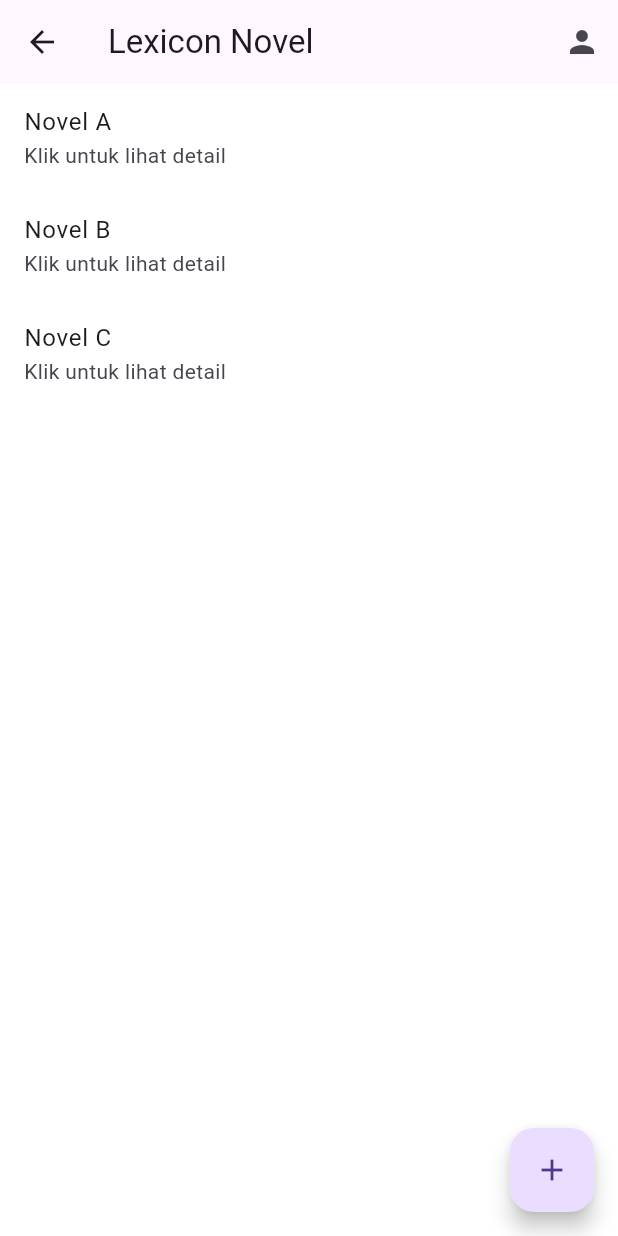
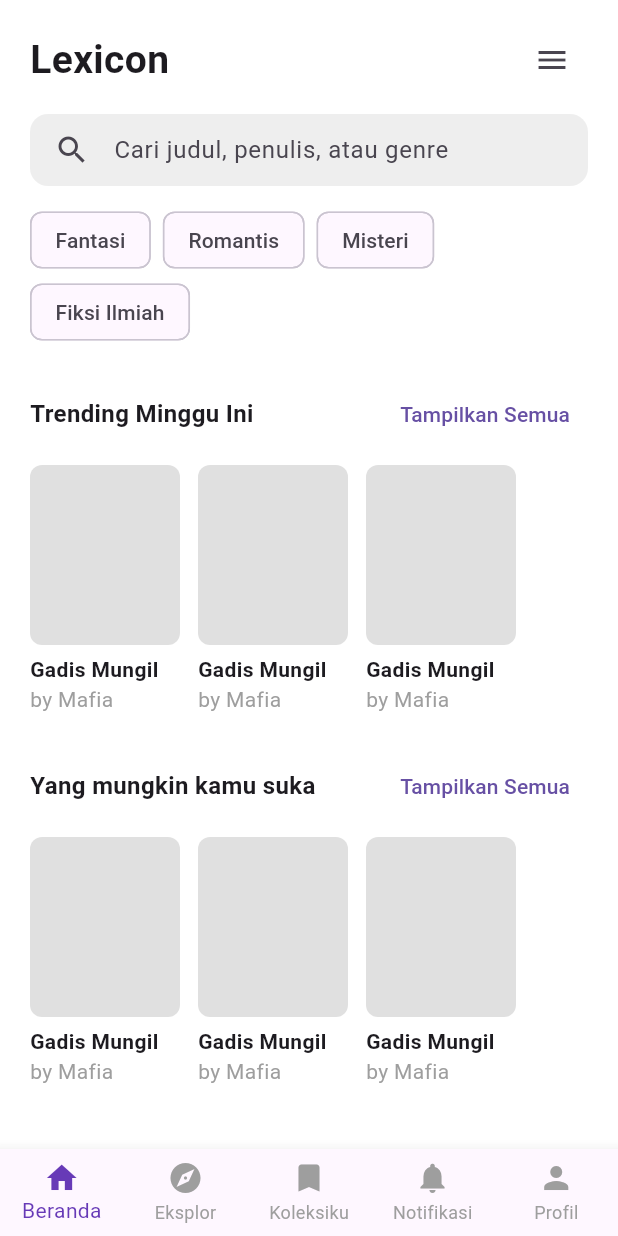
Before and after one commit to Aprilrianto/lexicon, a Flutter app: the HomeScreen screen opened by its route, on a phone screen of 412 x 824 dp. Run offline on Flutter 3.47's test engine with Material 3 defaults, Android fonts, the phone set to English and light mode, and no system bars; our stand-ins replace image_picker, supabase_flutter; accounts and stored records are empty.

Commit message:
memperbaiki home screen

```diff
--- a/lib/screens/home_screen.dart
+++ b/lib/screens/home_screen.dart
@@ -1,5 +1,4 @@
 import 'package:flutter/material.dart';
-// import '../services/storage_service.dart'; // sementara dikomen
 
 class HomeScreen extends StatefulWidget {
   const HomeScreen({super.key});
@@ -9,42 +8,146 @@ class HomeScreen extends StatefulWidget {
 }
 
 class _HomeScreenState extends State<HomeScreen> {
-  List<String> dummyNovels = ['Novel A', 'Novel B', 'Novel C'];
-  bool _loading = false;
+  int _currentIndex = 0;
+
+  void _onTabTapped(int index) {
+    if (index == 4) {
+      // Navigasi ke halaman profil
+      Navigator.pushNamed(context, '/profile');
+    } else {
+      setState(() {
+        _currentIndex = index;
+      });
+    }
+  }
 
   @override
   Widget build(BuildContext context) {
     return Scaffold(
-      appBar: AppBar(
-        title: Text("Lexicon Novel"),
-        actions: [
-          IconButton(
-            icon: Icon(Icons.person),
-            onPressed: () => Navigator.pushNamed(context, '/profile'),
+      backgroundColor: Colors.white,
+      body: SafeArea(
+        child: ListView(
+          padding: const EdgeInsets.symmetric(horizontal: 20, vertical: 16),
+          children: [
+            // Header
+            Row(
+              mainAxisAlignment: MainAxisAlignment.spaceBetween,
+              children: [
+                const Text(
+                  'Lexicon',
+                  style: TextStyle(
+                    fontSize: 26,
+                    fontWeight: FontWeight.bold,
+                  ),
+                ),
+                IconButton(
+                  icon: const Icon(Icons.menu),
+                  onPressed: () {},
+                ),
+              ],
+            ),
+
+            // Search bar
+            Container(
+              margin: const EdgeInsets.symmetric(vertical: 12),
+              padding: const EdgeInsets.symmetric(horizontal: 16),
+              decoration: BoxDecoration(
+                color: Colors.grey.shade200,
+                borderRadius: BorderRadius.circular(12),
+              ),
+              child: const TextField(
+                decoration: InputDecoration(
+                  hintText: 'Cari judul, penulis, atau genre',
+                  border: InputBorder.none,
+                  icon: Icon(Icons.search),
+                ),
+              ),
+            ),
+
+            // Genre chips
+            Wrap(
+              spacing: 8,
+              children: const [
+                Chip(label: Text('Fantasi')),
+                Chip(label: Text('Romantis')),
+                Chip(label: Text('Misteri')),
+                Chip(label: Text('Fiksi Ilmiah')),
+              ],
+            ),
+
+            const SizedBox(height: 20),
+
+            // Trending
+            _buildSectionHeader('Trending Minggu Ini', context),
+            _buildBookList(),
+
+            const SizedBox(height: 20),
+
+            // Rekomendasi
+            _buildSectionHeader('Yang mungkin kamu suka', context),
+            _buildBookList(),
+          ],
+        ),
+      ),
+      bottomNavigationBar: BottomNavigationBar(
+        type: BottomNavigationBarType.fixed,
+        selectedItemColor: Colors.deepPurple,
+        unselectedItemColor: Colors.grey,
+        currentIndex: _currentIndex,
+        onTap: _onTabTapped,
+        items: const [
+          BottomNavigationBarItem(icon: Icon(Icons.home), label: 'Beranda'),
+          BottomNavigationBarItem(icon: Icon(Icons.explore), label: 'Eksplor'),
+          BottomNavigationBarItem(icon: Icon(Icons.bookmark), label: 'Koleksiku'),
+          BottomNavigationBarItem(icon: Icon(Icons.notifications), label: 'Notifikasi'),
+          BottomNavigationBarItem(icon: Icon(Icons.person), label: 'Profil'),
+        ],
+      ),
+    );
+  }
+
+  Widget _buildSectionHeader(String title, BuildContext context) {
+    return Padding(
+      padding: const EdgeInsets.only(bottom: 10),
+      child: Row(
+        mainAxisAlignment: MainAxisAlignment.spaceBetween,
+        children: [
+          Text(
+            title,
+            style: const TextStyle(fontSize: 16, fontWeight: FontWeight.bold),
+          ),
+          TextButton(
+            onPressed: () {},
+            child: const Text('Tampilkan Semua'),
           ),
         ],
       ),
-      body: _loading
-          ? Center(child: CircularProgressIndicator())
-          : ListView.builder(
-              itemCount: dummyNovels.length,
-              itemBuilder: (_, i) => ListTile(
-                title: Text(dummyNovels[i]),
-                subtitle: Text("Klik untuk lihat detail"),
-                onTap: () {
-                  ScaffoldMessenger.of(context).showSnackBar(
-                    SnackBar(content: Text("Detail ${dummyNovels[i]}")),
-                  );
-                },
+    );
+  }
+
+  Widget _buildBookList() {
+    return SizedBox(
+      height: 170,
+      child: ListView.separated(
+        scrollDirection: Axis.horizontal,
+        itemCount: 3,
+        separatorBuilder: (_, __) => const SizedBox(width: 12),
+        itemBuilder: (context, index) => Column(
+          crossAxisAlignment: CrossAxisAlignment.start,
+          children: [
+            Container(
+              width: 100,
+              height: 120,
+              decoration: BoxDecoration(
+                color: Colors.grey.shade300,
+                borderRadius: BorderRadius.circular(8),
               ),
             ),
-      floatingActionButton: FloatingActionButton(
-        onPressed: () {
-          ScaffoldMessenger.of(context).showSnackBar(
-            SnackBar(content: Text('Form tambah novel dibuka')),
-          );
-        },
-        child: Icon(Icons.add),
+            const SizedBox(height: 6),
+            const Text('Gadis Mungil', style: TextStyle(fontWeight: FontWeight.bold)),
+            const Text('by Mafia', style: TextStyle(color: Colors.grey)),
+          ],
+        ),
       ),
     );
   }
```
